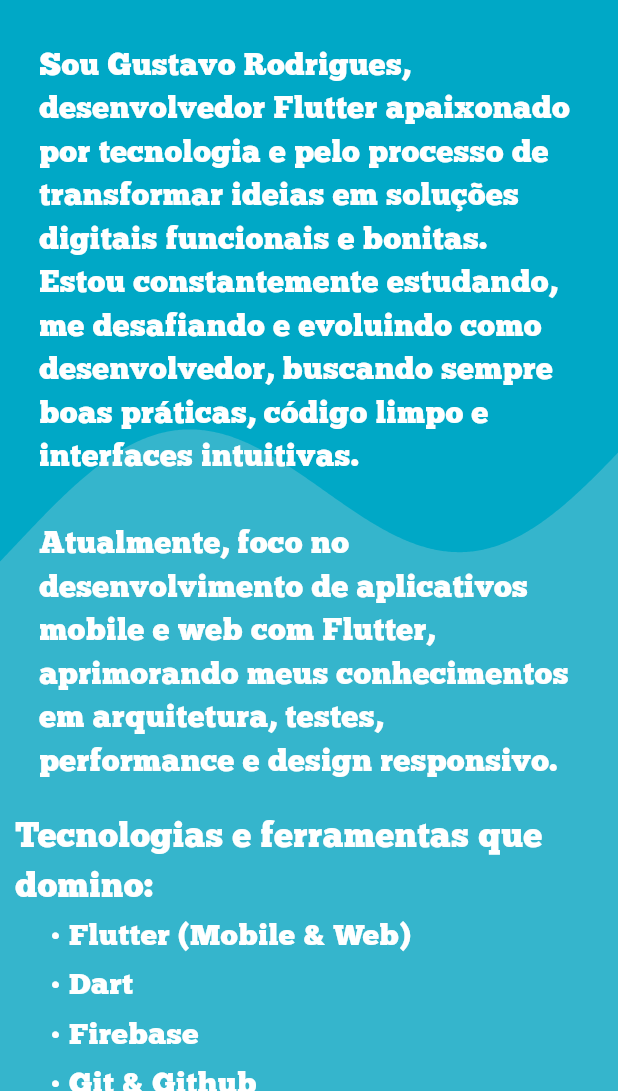
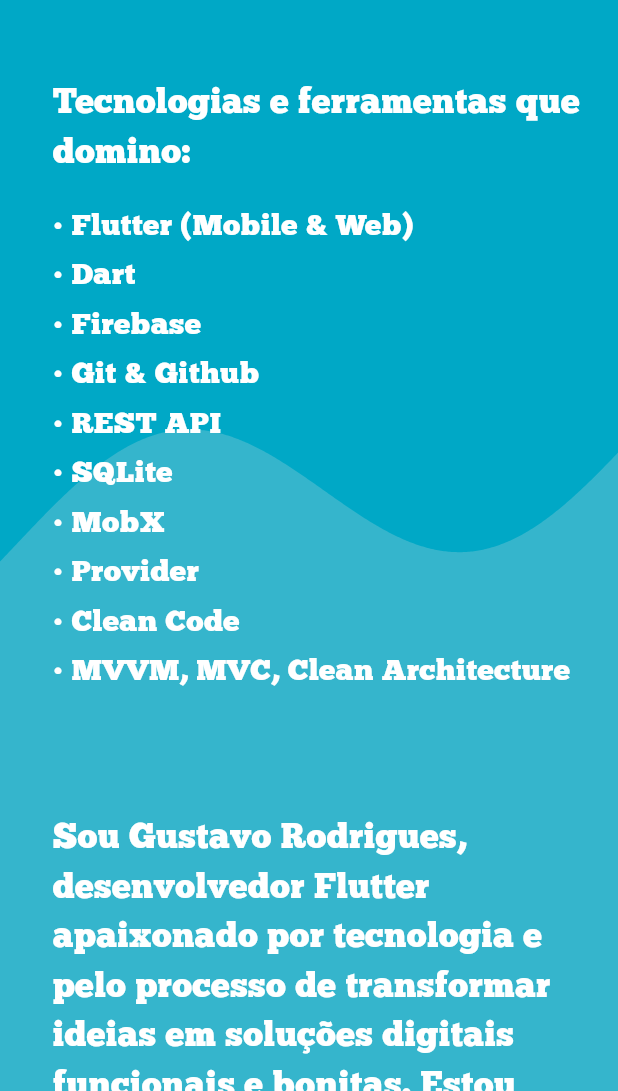
Before and after one commit to GugaDev7/this_is_gustavo, a Flutter app: the AboutScreen screen opened directly, on a phone screen of 412 x 824 dp, the part 145-1236 px from its top. Run offline on Flutter 3.47's test engine with Material 3 defaults, Android fonts, the phone set to English and light mode, and no system bars; our stand-ins replace flutter_svg.

Commit message:
ajustes de estrutura do projeto e clean code

```diff
--- /dev/null
+++ b/lib/core/models/contact_model.dart
@@ -0,0 +1,6 @@
+class ContactModel {
+  String name = '';
+  String email = '';
+  String subject = '';
+  String message = '';
+}
--- a/lib/l10n/strings.dart
+++ b/lib/l10n/strings.dart
@@ -21,7 +21,7 @@ Atualmente, foco no desenvolvimento de aplicativos mobile e web com Flutter, apr
       'projects': 'Projetos',
       'contact': 'Contato',
       'welcomecontact':
-          'Entre em contato\nFico à disposição para conversar sobre oportunidades, projetos ou colaborações. Preencha o formulário ou use os links abaixo para me contatar.',
+          'Entre em contato\nFico à disposição para conversar sobre oportunidades, projetos ou colaborações. \nPreencha o formulário ou use os links abaixo para me contatar.',
       'sendMessage': 'Enviar',
     },
 
@@ -40,7 +40,7 @@ Currently, I focus on building mobile and web applications with Flutter, while i
       'projects': 'Projects',
       'contact': 'Contact',
       'welcomecontact':
-          'Get in touch\nI am available to discuss opportunities, projects, or collaborations. Fill out the form or use the links below to contact me.',
+          'Get in touch\nI am available to discuss opportunities, projects, or collaborations. \nFill out the form or use the links below to contact me.',
       'sendMessage': 'Send',
     },
   };
--- a/lib/main.dart
+++ b/lib/main.dart
@@ -22,7 +22,7 @@ class MyApp extends StatelessWidget {
           theme: AppThemes.lightTheme,
           darkTheme: AppThemes.darkTheme,
           themeMode: mode,
-          home: const HomeScreen(), // Tela inicial
+          home: const HomeScreen(),
         );
       },
     );
--- a/lib/view/screens/about_screen.dart
+++ b/lib/view/screens/about_screen.dart
@@ -4,16 +4,18 @@ import 'package:this_is_gustavo/themes/decorations/appbar_decorations.dart';
 import 'package:this_is_gustavo/themes/decorations/drawer_decoration.dart';
 import 'package:this_is_gustavo/themes/decorations/text_styles.dart';
 import 'package:this_is_gustavo/view/widgets/animated_wave_background.dart';
+import 'package:this_is_gustavo/view/widgets/responsive_row_column.dart';
 
-class AboutScreen extends StatefulWidget {
+class AboutScreen extends StatelessWidget {
   const AboutScreen({super.key});
 
-  @override
-  State<AboutScreen> createState() => _AboutScreenState();
-}
+  Widget _buildAboutText(double screenWidth) => Padding(
+    padding: const EdgeInsets.only(left: 25.0, top: 58),
+    child: Text(AppStrings.get('aboutMessage'), style: TextStyles.body),
+  );
 
-class _AboutScreenState extends State<AboutScreen> {
-  final List<String> technologies = [
+  Widget _buildTechList() {
+    final technologies = [
       'Flutter (Mobile & Web)',
       'Dart',
       'Firebase',
@@ -25,13 +27,7 @@ class _AboutScreenState extends State<AboutScreen> {
       'Clean Code',
       'MVVM, MVC, Clean Architecture',
     ];
-
-  @override
-  Widget build(BuildContext context) {
-    final screenWidth = MediaQuery.of(context).size.width;
-    final canUseRow = screenWidth > 1100;
-
-    Widget techList() => Column(
+    return Column(
       crossAxisAlignment: CrossAxisAlignment.start,
       children: List.generate(
         technologies.length,
@@ -41,6 +37,27 @@ class _AboutScreenState extends State<AboutScreen> {
         ),
       ),
     );
+  }
+
+  Widget _buildTechColumn() => Column(
+    crossAxisAlignment: CrossAxisAlignment.start,
+    children: [
+      Padding(
+        padding: const EdgeInsets.only(left: 25.0, top: 40),
+        child: Text(AppStrings.get('technologies'), style: TextStyles.body),
+      ),
+      const SizedBox(height: 16),
+      Padding(padding: const EdgeInsets.only(left: 25.0), child: _buildTechList()),
+    ],
+  );
+
+  @override
+  Widget build(BuildContext context) {
+    return ValueListenableBuilder<AppLanguage>(
+      valueListenable: AppStrings.currentLanguage,
+      builder: (context, lang, _) {
+        final screenWidth = MediaQuery.of(context).size.width;
+        final canUseRow = screenWidth > 1100;
 
         return Scaffold(
           appBar: AppBarDecorations.buildAppBar(context, showDrawer: !canUseRow),
@@ -48,64 +65,23 @@ class _AboutScreenState extends State<AboutScreen> {
           body: Stack(
             children: [
               const AnimatedWaveBackground(angle: 170),
-          ValueListenableBuilder<AppLanguage>(
-            valueListenable: AppStrings.currentLanguage,
-            builder: (context, lang, _) {
-              return SingleChildScrollView(
+              SingleChildScrollView(
                 child: Padding(
                   padding: const EdgeInsets.all(10),
                   child: Center(
-                    child:
-                        canUseRow
-                            ? Row(
-                              mainAxisAlignment: MainAxisAlignment.center,
-                              children: [
-                                Expanded(
-                                  child: Padding(
-                                    padding: const EdgeInsets.only(left: 25.0, top: 58),
-                                    child: Text(AppStrings.get('aboutMessage'), style: TextStyles.body),
-                                  ),
-                                ),
-                                SizedBox(width: screenWidth * 0.04),
-                                Expanded(
-                                  child: Column(
+                    child: ResponsiveRowColumn(
+                      useRow: canUseRow,
+                      left: _buildAboutText(screenWidth),
+                      right: _buildTechColumn(),
                       crossAxisAlignment: CrossAxisAlignment.start,
-                                    children: [
-                                      Padding(
-                                        padding: const EdgeInsets.only(left: 25.0, top: 40),
-                                        child: Text(AppStrings.get('technologies'), style: TextStyles.body),
-                                      ),
-                                      const SizedBox(height: 16),
-                                      Padding(padding: const EdgeInsets.only(left: 25.0), child: techList()),
-                                    ],
-                                  ),
-                                ),
-                              ],
-                            )
-                            : Column(
-                              mainAxisAlignment: MainAxisAlignment.center,
-                              children: [
-                                SizedBox(height: screenWidth * 0.04),
-                                Padding(
-                                  padding: const EdgeInsets.symmetric(horizontal: 16.0),
-                                  child: Text(
-                                    AppStrings.get('aboutMessage').trimRight(),
-                                    style: TextStyles.presentation(screenWidth * 0.05),
-                                    textAlign: TextAlign.left,
-                                  ),
-                                ),
-                                const SizedBox(height: 20),
-                                Text(AppStrings.get('technologies'), style: TextStyles.body),
-                                techList(),
-                              ],
                     ),
                   ),
                 ),
-              );
-            },
               ),
             ],
           ),
         );
+      },
+    );
   }
 }
--- /dev/null
+++ b/lib/view/widgets/responsive_row_column.dart
@@ -0,0 +1,28 @@
+import 'package:flutter/material.dart';
+
+class ResponsiveRowColumn extends StatelessWidget {
+  final bool useRow;
+  final Widget left;
+  final Widget right;
+  final double spacing;
+  final CrossAxisAlignment crossAxisAlignment;
+
+  const ResponsiveRowColumn({
+    super.key,
+    required this.useRow,
+    required this.left,
+    required this.right,
+    this.spacing = 40,
+    this.crossAxisAlignment = CrossAxisAlignment.start,
+  });
+
+  @override
+  Widget build(BuildContext context) {
+    return useRow
+        ? Row(
+          crossAxisAlignment: crossAxisAlignment,
+          children: [Expanded(child: left), SizedBox(width: spacing), SizedBox(width: 400, child: right)],
+        )
+        : Column(crossAxisAlignment: crossAxisAlignment, children: [right, SizedBox(height: spacing / 2), left]);
+  }
+}
--- a/pubspec.yaml
+++ b/pubspec.yaml
@@ -13,6 +13,7 @@ dependencies:
 
   cupertino_icons: ^1.0.8
   flutter_svg: ^2.1.0
+  provider: ^6.1.5
 
 dev_dependencies:
   flutter_test:
```
Also changed, not shown: lib/core/viewmodels/contact_viewmodel.dart (added, +40 -0 lines), lib/view/screens/contact_screen.dart (+65 -34 lines), lib/view/screens/home_screen.dart (+24 -57 lines), lib/view/screens/projects_screen.dart (+13 -7 lines), lib/core/viewmodels/home_viewmodel.dart (added), pubspec.lock. Lines whose indentation alone changed are shown as unchanged.
